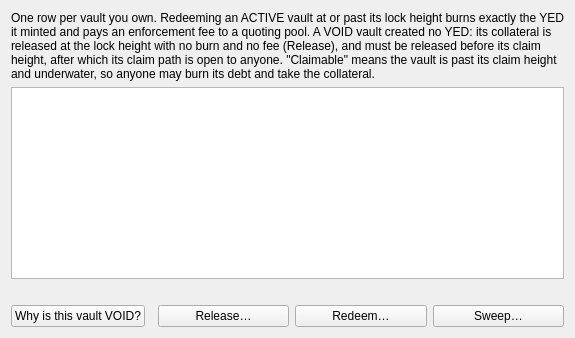
First picture: the form in src/yellowbackpositions.ui, repository boyfromcave/yecwallet-dd, before the edit.
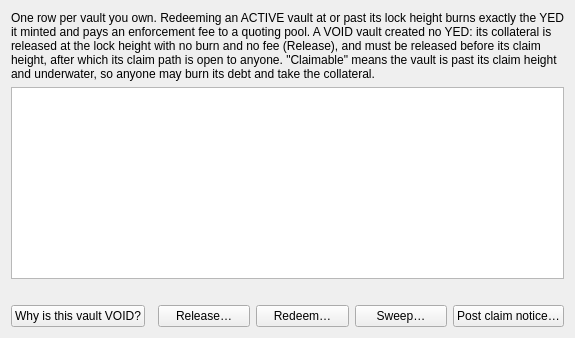
Second picture: the form after the edit.

Commit message: Wallet: v3 actions in the tab: two-step mint and claim, claim notice, attestor actions, subscriber launcher

```diff
--- a/src/yellowbackpositions.ui
+++ b/src/yellowbackpositions.ui
@@ -29,6 +29,7 @@
      <item><widget class="QPushButton" name="btnRelease"><property name="text"><string>Release…</string></property></widget></item>
      <item><widget class="QPushButton" name="btnRedeem"><property name="text"><string>Redeem…</string></property></widget></item>
      <item><widget class="QPushButton" name="btnSweep"><property name="text"><string>Sweep…</string></property></widget></item>
+     <item><widget class="QPushButton" name="btnNotice"><property name="text"><string>Post claim notice…</string></property></widget></item>
     </layout>
    </item>
   </layout>
```
The commit also changes 4 other files.
